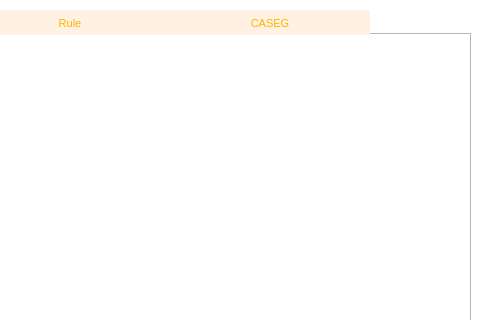
The window that marissa/gui/designs/dialog_add_edit_segmentation.ui (DSV-CUB/MARISSA) describes before a commit, drawn with Qt 5; both pictures show x 240 to 720 and y 0 to 320 of the 720 by 720 pixel window.
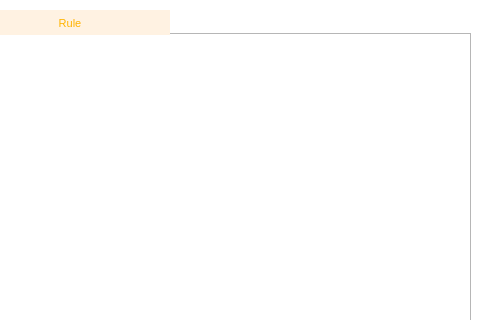
The same window after the commit.

Patch:
```diff
--- a/marissa/gui/designs/dialog_add_edit_segmentation.ui
+++ b/marissa/gui/designs/dialog_add_edit_segmentation.ui
@@ -653,11 +653,6 @@
      </property>
     </widget>
    </widget>
-   <widget class="QWidget" name="tab_caseg">
-    <attribute name="title">
-     <string>CASEG</string>
-    </attribute>
-   </widget>
   </widget>
  </widget>
  <resources/>
```
